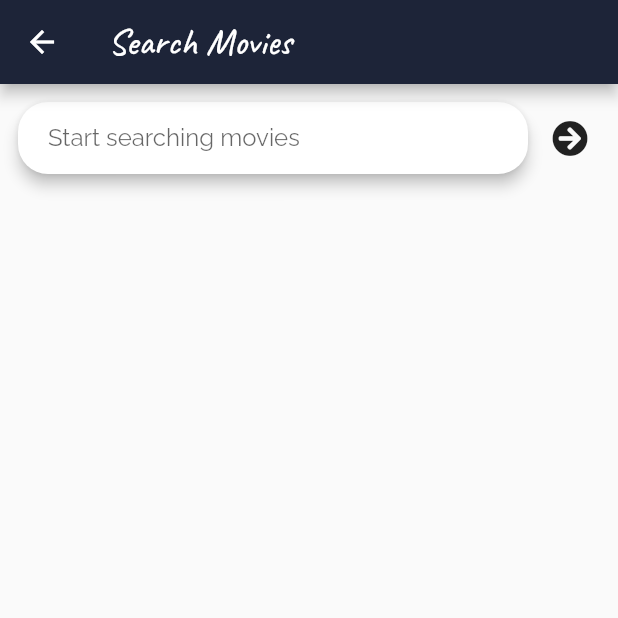
After one commit to kratos240897/movie_database_flutter, a Flutter app: the screen it shows after launch, after a tap on the "search" icon, on a phone screen of 412 x 824 dp, the top half of it. The commit adds this screen. Run offline on Flutter 3.47's test engine with Material 2 defaults, Android fonts, the phone set to English and light mode, and no system bars; our stand-ins replace badges, connectivity_plus, dio, flutter_rating_bar, focused_menu, font_awesome_flutter and 3 more; missing offline and left inert: flutter_loggy, flutter_loggy_dio; network calls fail; statements that could not run were skipped.

Commit message:
search screen added

```diff
--- a/lib/screens/home/home.dart
+++ b/lib/screens/home/home.dart
@@ -11,6 +11,7 @@ import 'package:movie_database/helpers/styles.dart';
 import 'package:movie_database/screens/home/home_controller.dart';
 import 'package:get/get.dart';
 import 'package:movie_database/screens/movie_detail/movie_detail_screen.dart';
+import 'package:movie_database/screens/screens.dart';
 
 class Home extends GetView<HomeController> {
   Home({Key? key}) : super(key: key);
@@ -26,16 +27,7 @@ class Home extends GetView<HomeController> {
                 fontSize: 25.0,
                 fontFamily: GoogleFonts.caveat().copyWith().fontFamily)),
         actions: [
-          Container(
-            margin: const EdgeInsets.only(top: 10.0, bottom: 5.0),
-            decoration: BoxDecoration(
-                shape: BoxShape.circle,
-                color: Colors.grey[400]!.withOpacity(0.5)),
-            child: const Padding(
-              padding: EdgeInsets.all(4.0),
-              child: Icon(Icons.search, color: Colors.white),
-            ),
-          ),
+          const SearchActionButton(),
           FavoriteActionButton(controller: controller)
         ],
       ),
@@ -47,7 +39,20 @@ class Home extends GetView<HomeController> {
             controller.isInternetAvailable.value
                 ? MoviesListWidget(
                     controller: controller, mediaQuery: mediaQuery)
-                : Expanded(
+                : const NoInternetWidget()
+          ],
+        );
+      })),
+    );
+  }
+}
+
+class NoInternetWidget extends StatelessWidget {
+  const NoInternetWidget({Key? key}) : super(key: key);
+
+  @override
+  Widget build(BuildContext context) {
+    return Expanded(
       child: Center(
           child: Column(
         mainAxisSize: MainAxisSize.min,
@@ -64,10 +69,28 @@ class Home extends GetView<HomeController> {
                   fontSize: 20))
         ],
       )),
-                  )
-          ],
     );
-      })),
+  }
+}
+
+class SearchActionButton extends StatelessWidget {
+  const SearchActionButton({Key? key}) : super(key: key);
+
+  @override
+  Widget build(BuildContext context) {
+    return InkWell(
+      splashFactory: NoSplash.splashFactory,
+      onTap: () => Get.to(() => const SearchScreen(),
+          transition: Transition.cupertinoDialog),
+      child: Container(
+        margin: const EdgeInsets.only(top: 10.0, bottom: 5.0),
+        decoration: BoxDecoration(
+            shape: BoxShape.circle, color: Colors.grey[400]!.withOpacity(0.5)),
+        child: const Padding(
+          padding: EdgeInsets.all(4.0),
+          child: Icon(Icons.search, color: Colors.white),
+        ),
+      ),
     );
   }
 }
--- a/lib/screens/screens.dart
+++ b/lib/screens/screens.dart
@@ -1,2 +1,3 @@
 export 'home/home.dart';
 export '../screens/movie_detail/movie_detail_screen.dart';
+export '../screens/search/search_screen.dart';
--- /dev/null
+++ b/lib/screens/search/search_screen.dart
@@ -0,0 +1,62 @@
+import 'package:flutter/material.dart';
+import 'package:font_awesome_flutter/font_awesome_flutter.dart';
+import 'package:google_fonts/google_fonts.dart';
+
+class SearchScreen extends StatelessWidget {
+  const SearchScreen({Key? key}) : super(key: key);
+
+  @override
+  Widget build(BuildContext context) {
+    return Scaffold(
+      appBar: AppBar(
+        title: Text('Search Movies',
+            style: TextStyle(
+                fontSize: 25.0,
+                fontFamily: GoogleFonts.caveat().copyWith().fontFamily)),
+      ),
+      body: SafeArea(
+        child: Column(
+          mainAxisSize: MainAxisSize.min,
+          children: const [SearchBarWidget()],
+        ),
+      ),
+    );
+  }
+}
+
+class SearchBarWidget extends StatelessWidget {
+  const SearchBarWidget({
+    Key? key,
+  }) : super(key: key);
+
+  @override
+  Widget build(BuildContext context) {
+    return Container(
+      margin: const EdgeInsets.all(8.0),
+      child: Row(
+        children: [
+          Expanded(
+            child: Card(
+              shape: RoundedRectangleBorder(
+                  borderRadius: BorderRadius.circular(20.0)),
+              elevation: 4.0,
+              child: Padding(
+                padding: const EdgeInsets.symmetric(horizontal: 20.0),
+                child: TextField(
+                  decoration: InputDecoration(
+                      border: InputBorder.none,
+                      hintText: 'Start searching movies',
+                      hintStyle: TextStyle(
+                          fontFamily: GoogleFonts.raleway().fontFamily)),
+                ),
+              ),
+            ),
+          ),
+          IconButton(
+              onPressed: () {},
+              icon: const FaIcon(FontAwesomeIcons.arrowCircleRight))
+        ],
+      ),
+    );
+  }
+}
--- a/pubspec.yaml
+++ b/pubspec.yaml
@@ -47,6 +47,7 @@ dependencies:
   flutter_loggy_dio: ^2.0.0+3
   loggy: ^2.0.1+1
   flutter_loggy: ^2.0.1
+  font_awesome_flutter: ^9.2.0
 
 dev_dependencies:
   flutter_test:
```
Also changed, not shown: pubspec.lock. Lines whose indentation alone changed are shown as unchanged.
